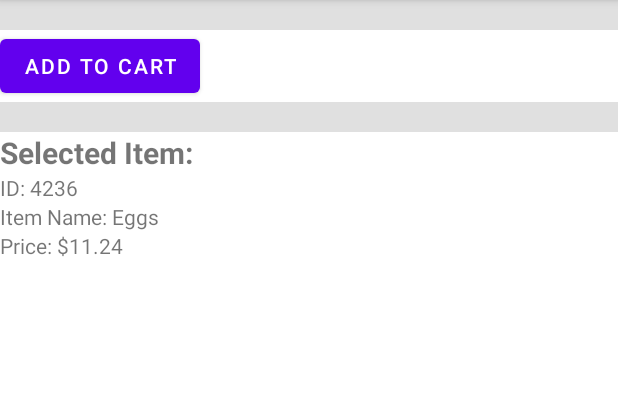
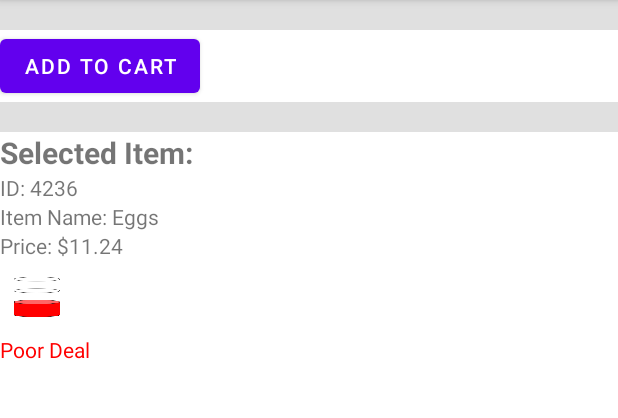
Before and after one commit to bjmyers/SWENG888_Practice2, an Android app: the screen it shows after launch (SecondActivity), after a tap on "Eggs", on a phone screen of 412 x 824 dp, the part 84-502 px from its top. Run offline under Robolectric (Android 15) with nearby library versions, the phone set to English and light mode, and no system bars.

Commit message:
Add images

```diff
--- a/app/src/main/java/com/example/practice2/ItemListAdapter.java
+++ b/app/src/main/java/com/example/practice2/ItemListAdapter.java
@@ -1,10 +1,12 @@
 package com.example.practice2;
 
 import android.content.Context;
+import android.graphics.Color;
 import android.view.LayoutInflater;
 import android.view.View;
 import android.view.ViewGroup;
 import android.widget.ArrayAdapter;
+import android.widget.ImageView;
 import android.widget.TextView;
 
 import androidx.annotation.NonNull;
@@ -27,10 +29,40 @@ public class ItemListAdapter extends ArrayAdapter<Item> {
         final Item item = getItem(position);
         final TextView itemNameView = listViewElement.findViewById(R.id.item_name);
         final TextView itemPriceView = listViewElement.findViewById(R.id.item_price);
+        final ImageView imageView = listViewElement.findViewById(R.id.dealImageDisplay);
 
         itemNameView.setText(item.getName());
         itemPriceView.setText(String.format("$%.2f", item.getPrice()));
 
+        setDealImage(imageView, item.getPrice());
+
         return listViewElement;
     }
+
+    public static void setDealImage(final ImageView imageView, final double price) {
+        if (price < 5.0) {
+            imageView.setImageResource(R.drawable.high);
+        }
+        else if (price < 10.0) {
+            imageView.setImageResource(R.drawable.medium);
+        }
+        else {
+            imageView.setImageResource(R.drawable.low);
+        }
+    }
+
+    public static void setDealText(final TextView textView, final double price) {
+        if (price < 5.0) {
+            textView.setTextColor(Color.GREEN);
+            textView.setText("Great Deal");
+        }
+        else if (price < 10.0) {
+            textView.setTextColor(Color.YELLOW);
+            textView.setText("Average Deal");
+        }
+        else {
+            textView.setTextColor(Color.RED);
+            textView.setText("Poor Deal");
+        }
+    }
 }
--- a/app/src/main/java/com/example/practice2/MainActivity.java
+++ b/app/src/main/java/com/example/practice2/MainActivity.java
@@ -48,6 +48,7 @@ public class MainActivity extends AppCompatActivity {
     protected void onResume() {
         super.onResume();
         final boolean backPressed = getIntent().getBooleanExtra(SecondActivity.BACK_KEY, false);
+        System.out.println("Back Pressed: " + backPressed);
         if (backPressed) {
             Snackbar.make(mListView, "Item Added To Cart", Snackbar.LENGTH_LONG).show();
         }
--- a/app/src/main/java/com/example/practice2/SecondActivity.java
+++ b/app/src/main/java/com/example/practice2/SecondActivity.java
@@ -4,6 +4,7 @@ import android.content.Intent;
 import android.os.Bundle;
 import android.view.View;
 import android.widget.Button;
+import android.widget.ImageView;
 import android.widget.TextView;
 
 import androidx.appcompat.app.AppCompatActivity;
@@ -18,29 +19,34 @@ public class SecondActivity extends AppCompatActivity {
     private TextView mItemNameView;
     private TextView mItemPriceView;
     private Button mBackButton;
+    private ImageView mDealImage;
+    private TextView mDealDescription;
 
     @Override
     protected void onCreate(Bundle savedInstanceState) {
         super.onCreate(savedInstanceState);
         setContentView(R.layout.activity_second);
 
+        // Find views
         mItemIdView = findViewById(R.id.itemIdView);
         mItemNameView = findViewById(R.id.itemNameView);
         mItemPriceView = findViewById(R.id.itemPriceView);
 
+        // Find selected item and display its attributes
         final Intent intent = getIntent();
         final Item selectedItem = (Item) intent.getSerializableExtra(MainActivity.SELECTED_ITEM_KEY);
-
-        System.out.println(selectedItem.getIdentifier());
-        System.out.println(selectedItem.getName());
-        System.out.println(selectedItem.getPrice());
-
         mItemIdView.setText("ID: " + selectedItem.getIdentifier());
         mItemNameView.setText("Item Name: " + selectedItem.getName());
         mItemPriceView.setText(String.format("Price: $%.2f", selectedItem.getPrice()));
 
+        // Display Deal
+        mDealImage = findViewById(R.id.expandedDealDisplay);
+        mDealDescription = findViewById(R.id.itemDealDescription);
+        ItemListAdapter.setDealImage(mDealImage, selectedItem.getPrice());
+        ItemListAdapter.setDealText(mDealDescription, selectedItem.getPrice());
+
+        // Add button to go back
         mBackButton = findViewById(R.id.backButton);
-
         mBackButton.setOnClickListener(new View.OnClickListener() {
             @Override
             public void onClick(View v) {
--- a/app/src/main/res/layout/activity_second.xml
+++ b/app/src/main/res/layout/activity_second.xml
@@ -48,4 +48,14 @@
         android:layout_width="wrap_content"
         android:layout_height="wrap_content"/>
 
+    <ImageView
+        android:id="@+id/expandedDealDisplay"
+        android:layout_width="50dp"
+        android:layout_height="50dp" />
+
+    <TextView
+        android:id="@+id/itemDealDescription"
+        android:layout_width="wrap_content"
+        android:layout_height="wrap_content"/>
+
 </LinearLayout>
--- a/app/src/main/res/layout/list_item.xml
+++ b/app/src/main/res/layout/list_item.xml
@@ -1,5 +1,6 @@
 <?xml version="1.0" encoding="utf-8"?>
 <LinearLayout xmlns:android="http://schemas.android.com/apk/res/android"
+    xmlns:app="http://schemas.android.com/apk/res-auto"
     android:orientation="vertical"
     android:layout_width="match_parent"
     android:layout_height="match_parent">
@@ -17,4 +18,10 @@
         android:layout_height="wrap_content"
         android:textSize="16sp"/>
 
+    <ImageView
+        android:id="@+id/dealImageDisplay"
+        android:layout_width="50dp"
+        android:layout_height="50dp" />
+
+
 </LinearLayout>
```
Also changed, not shown: app/src/main/res/drawable/high.png (added), app/src/main/res/drawable/low.png (added), app/src/main/res/drawable/medium.png (added).
